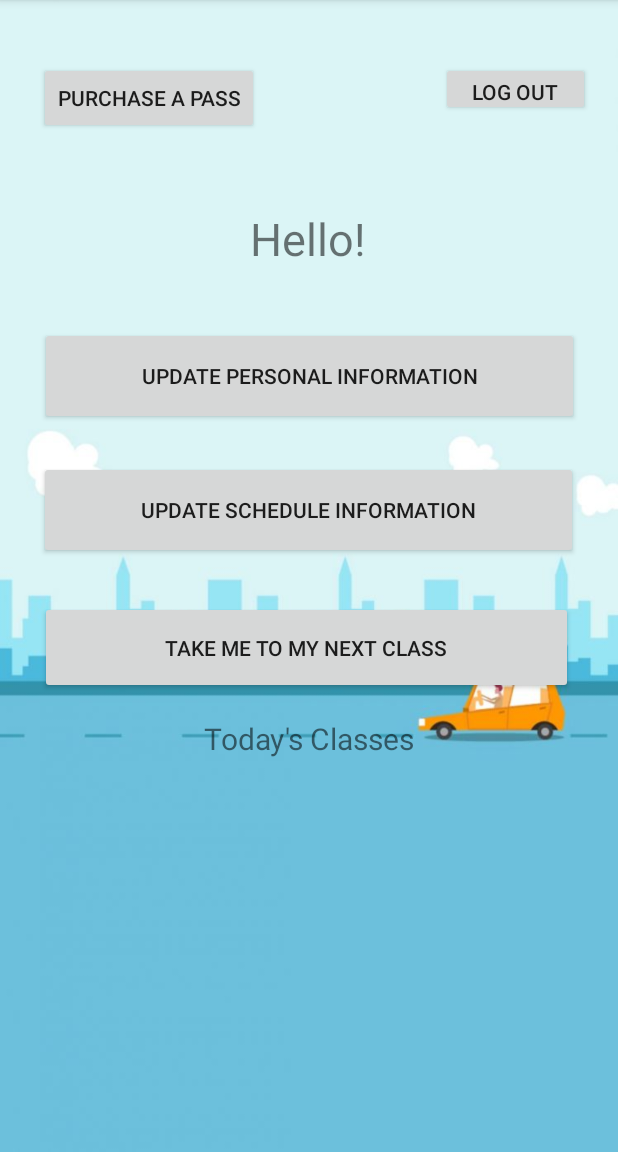
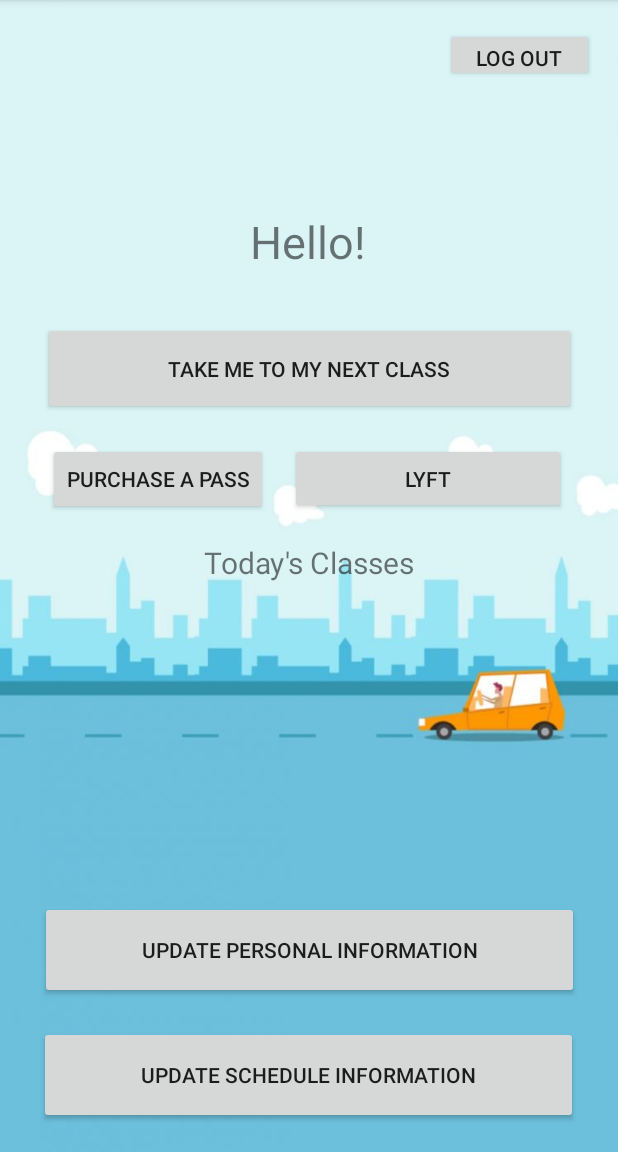
Before and after one commit to sdomi003/UCR_TAPS_APP, an Android app: the HomeScreen screen opened directly, with no data from a screen before it, on a phone screen of 412 x 824 dp, the part 84-1236 px from its top. Run offline under Robolectric (Android 15) with nearby library versions, the phone set to English and light mode, and no system bars; our stand-ins replace Firebase (no records; nobody signed in at launch, a user with empty details on screens opened directly); 4 statements that could not run were skipped.

Commit message:
added lyft feature

```diff
--- a/app/build.gradle
+++ b/app/build.gradle
@@ -36,6 +36,8 @@ dependencies {
 
     implementation 'com.google.firebase:firebase-auth:17.0.0'
     implementation 'com.google.android.gms:play-services-auth:16.0.1'
+    implementation 'com.lyft:lyft-android-sdk:1.0.3'
+
 }
 
 apply plugin: 'com.google.gms.google-services'
--- a/app/src/main/res/layout/activity_home_screen.xml
+++ b/app/src/main/res/layout/activity_home_screen.xml
@@ -1,6 +1,8 @@
 <?xml version="1.0" encoding="utf-8"?>
+
 <android.support.constraint.ConstraintLayout xmlns:android="http://schemas.android.com/apk/res/android"
     xmlns:app="http://schemas.android.com/apk/res-auto"
+    xmlns:design="http://schemas.android.com/apk/res-auto"
     xmlns:tools="http://schemas.android.com/tools"
     android:layout_width="match_parent"
     android:layout_height="match_parent"
@@ -13,22 +15,22 @@
         android:layout_width="359dp"
         android:layout_height="65dp"
         android:layout_marginStart="26dp"
-        android:layout_marginTop="24dp"
         android:layout_marginEnd="26dp"
         android:text="@string/info_update"
+        app:layout_constraintBottom_toTopOf="@+id/UpdateScheduleOption"
         app:layout_constraintEnd_toEndOf="parent"
-        app:layout_constraintHorizontal_bias="1.0"
+        app:layout_constraintHorizontal_bias="0.5"
         app:layout_constraintStart_toStartOf="parent"
-        app:layout_constraintTop_toBottomOf="@+id/Greeting" />
+        app:layout_constraintTop_toBottomOf="@+id/today_classes" />
 
     <Button
         android:id="@+id/UpdateScheduleOption"
         android:layout_width="359dp"
         android:layout_height="65dp"
         android:layout_marginStart="26dp"
-        android:layout_marginTop="24dp"
         android:layout_marginEnd="26dp"
         android:text="Update Schedule Information"
+        app:layout_constraintBottom_toBottomOf="parent"
         app:layout_constraintEnd_toEndOf="parent"
         app:layout_constraintHorizontal_bias="0.0"
         app:layout_constraintStart_toStartOf="parent"
@@ -39,43 +41,40 @@
         android:layout_width="231dp"
         android:layout_height="55dp"
         android:layout_marginStart="90dp"
-        android:layout_marginTop="120dp"
+        android:layout_marginTop="68dp"
         android:layout_marginEnd="90dp"
-        android:layout_marginBottom="556dp"
         android:autoLink="web"
         android:text="@string/hello_message"
         android:textAlignment="center"
         android:textSize="30sp"
-        app:layout_constraintBottom_toBottomOf="parent"
+        app:layout_constraintBottom_toTopOf="@+id/launch_google_maps"
         app:layout_constraintEnd_toEndOf="parent"
         app:layout_constraintHorizontal_bias="0.0"
         app:layout_constraintStart_toStartOf="parent"
-        app:layout_constraintTop_toTopOf="parent" />
+        app:layout_constraintTop_toBottomOf="@+id/log" />
 
     <Button
         android:id="@+id/launch_google_maps"
         android:layout_width="355dp"
         android:layout_height="62dp"
         android:layout_marginStart="161dp"
-        android:layout_marginTop="28dp"
         android:layout_marginEnd="162dp"
         android:text="Take Me To My Next Class"
+        app:layout_constraintBottom_toTopOf="@+id/weblink"
         app:layout_constraintEnd_toEndOf="parent"
-        app:layout_constraintHorizontal_bias="0.505"
+        app:layout_constraintHorizontal_bias="0.498"
         app:layout_constraintStart_toStartOf="parent"
-        app:layout_constraintTop_toBottomOf="@+id/UpdateScheduleOption" />
+        app:layout_constraintTop_toBottomOf="@+id/Greeting" />
 
     <ListView
         android:id="@+id/today_classes"
         android:layout_width="387dp"
         android:layout_height="158dp"
         android:layout_marginStart="2dp"
-        android:layout_marginTop="16dp"
         android:layout_marginEnd="5dp"
-        android:layout_marginBottom="16dp"
-        app:layout_constraintBottom_toBottomOf="parent"
+        app:layout_constraintBottom_toTopOf="@+id/UpdatePersonalOption"
         app:layout_constraintEnd_toEndOf="parent"
-        app:layout_constraintHorizontal_bias="0.625"
+        app:layout_constraintHorizontal_bias="0.352"
         app:layout_constraintStart_toStartOf="parent"
         app:layout_constraintTop_toBottomOf="@+id/textView8" />
 
@@ -84,44 +83,48 @@
         android:layout_width="148dp"
         android:layout_height="44dp"
         android:layout_marginStart="141dp"
-        android:layout_marginTop="16dp"
         android:layout_marginEnd="148dp"
         android:text="Today's Classes"
         android:textAlignment="center"
         android:textSize="20sp"
+        app:layout_constraintBottom_toTopOf="@+id/today_classes"
         app:layout_constraintEnd_toEndOf="parent"
         app:layout_constraintHorizontal_bias="0.384"
         app:layout_constraintStart_toStartOf="parent"
-        app:layout_constraintTop_toBottomOf="@+id/launch_google_maps" />
+        app:layout_constraintTop_toBottomOf="@+id/weblink" />
 
     <Button
         android:id="@+id/weblink"
         android:layout_width="wrap_content"
         android:layout_height="wrap_content"
-        android:layout_marginStart="8dp"
-        android:layout_marginTop="32dp"
-        android:layout_marginEnd="8dp"
-        android:layout_marginBottom="40dp"
+        android:layout_marginStart="32dp"
         android:onClick="open"
         android:text="Purchase a pass"
-        app:layout_constraintBottom_toTopOf="@+id/Greeting"
-        app:layout_constraintEnd_toEndOf="parent"
-        app:layout_constraintHorizontal_bias="0.072"
+        app:layout_constraintBottom_toTopOf="@+id/textView8"
         app:layout_constraintStart_toStartOf="parent"
-        app:layout_constraintTop_toTopOf="parent" />
+        app:layout_constraintTop_toBottomOf="@+id/launch_google_maps" />
 
     <Button
         android:id="@+id/log"
         android:layout_width="99dp"
         android:layout_height="36dp"
-        android:layout_marginStart="116dp"
-        android:layout_marginTop="32dp"
-        android:layout_marginEnd="13dp"
-        android:layout_marginBottom="52dp"
+        android:layout_marginEnd="16dp"
         android:text="Log Out"
         app:layout_constraintBottom_toTopOf="@+id/Greeting"
         app:layout_constraintEnd_toEndOf="parent"
-        app:layout_constraintStart_toEndOf="@+id/weblink"
         app:layout_constraintTop_toTopOf="parent" />
 
+    <Button
+        android:id="@+id/LyftButton"
+        android:layout_width="184dp"
+        android:layout_height="47dp"
+        android:layout_marginStart="8dp"
+        android:layout_marginEnd="28dp"
+        android:text="Lyft"
+        app:layout_constraintBottom_toTopOf="@+id/textView8"
+        app:layout_constraintEnd_toEndOf="parent"
+        app:layout_constraintHorizontal_bias="0.5"
+        app:layout_constraintStart_toEndOf="@+id/weblink"
+        app:layout_constraintTop_toBottomOf="@+id/launch_google_maps" />
+
 </android.support.constraint.ConstraintLayout>
```
Also changed, not shown: app/src/main/java/com/example/project/HomeScreen.java (+79 -0 lines).
